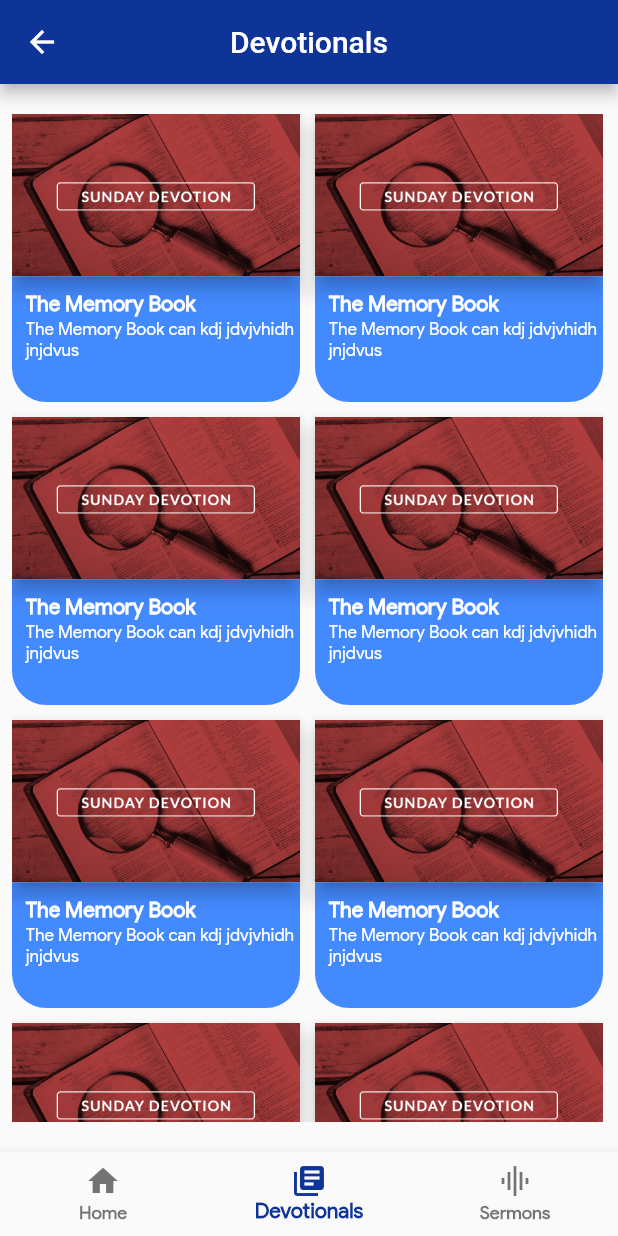
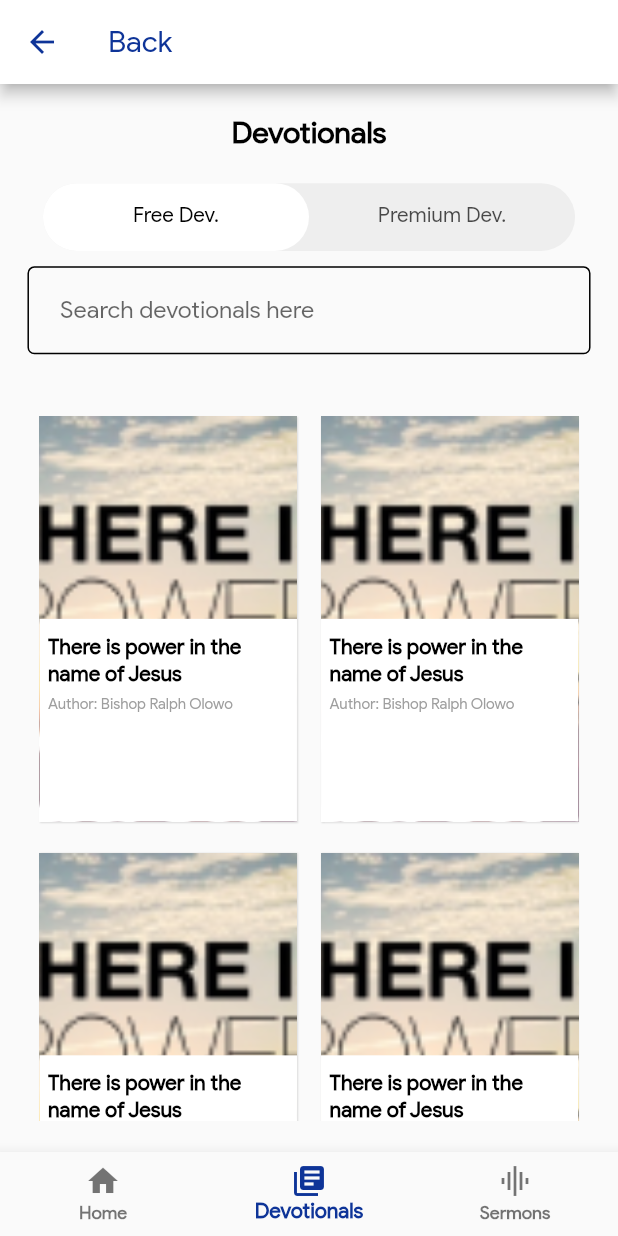
Before and after one commit to henryadebayo/new_stea, a Flutter app: the BottomNavigationWidget screen opened directly, item 2 of the bottom bar chosen, on a phone screen of 412 x 824 dp. Run offline on Flutter 3.47's test engine with Material 2 defaults, Android fonts, the phone set to English and light mode, and no system bars; our stand-ins replace carousel_slider, file_picker, firebase_auth, firebase_core, firebase_database, firebase_storage and 4 more; accounts and stored records are empty; network calls fail.

Commit message:
built devotional screen ⚒️️

```diff
--- a/lib/screens/bottomNavigation.dart
+++ b/lib/screens/bottom_navigation/bottomNavigation.dart
@@ -2,9 +2,9 @@ import 'package:flutter/material.dart';
 import 'package:stea/screens/sermons_page/sermons_screen.dart';
 import 'package:stea/widgets/appCloser.dart';
 
-import '../utils/app_colors/appColors.dart';
-import 'devotionals.dart';
-import 'home_page/home_screen.dart';
+import '../../utils/app_colors/appColors.dart';
+import '../devotional_page/devotional_screen.dart';
+import '../home_page/home_screen.dart';
 
 class BottomNavigationWidget extends StatefulWidget {
   final String? userName;
@@ -20,7 +20,7 @@ class _BottomNavigationWidgetState extends State<BottomNavigationWidget> {
 
   List<Widget> pages = [
     const HomeScreen(),
-    const Devotionals(),
+    const DevotionalScreen(),
     const SermonsScreen(),
   ];
 
--- /dev/null
+++ b/lib/screens/devotional_page/devotional_screen.dart
@@ -0,0 +1,102 @@
+import 'package:flutter/material.dart';
+import 'package:flutter_screenutil/flutter_screenutil.dart';
+import 'package:stea/screens/devotional_page/widgets/free_devotional_widget.dart';
+
+import '../../utils/app_colors/appColors.dart';
+import '../../widgets/curved_custom_tabBar.dart';
+import '../../widgets/edge_padding.dart';
+import '../sermons_page/widgets/audio_sermon_widget.dart';
+import '../sermons_page/widgets/search_field.dart';
+
+class DevotionalScreen extends StatefulWidget {
+  const DevotionalScreen({Key? key}) : super(key: key);
+
+  @override
+  State<DevotionalScreen> createState() => _DevotionalScreenState();
+}
+
+class _DevotionalScreenState extends State<DevotionalScreen> {
+  @override
+  Widget build(BuildContext context) {
+    return DefaultTabController(
+      length: 2,
+      child: Scaffold(
+          appBar: AppBar(
+            iconTheme: IconThemeData(color: AppColors.darkBlueColour),
+            backgroundColor: Colors.white,
+            title: Text(
+              "Back",
+              style: TextStyle(color: AppColors.darkBlueColour),
+            ),
+          ),
+          body: EdgePadding(
+            child: Column(
+              children: [
+                const Center(
+                  child: Text(
+                    "Devotionals",
+                    style: TextStyle(
+                        fontWeight: FontWeight.bold,
+                        color: Colors.black,
+                        fontSize: 20.0),
+                  ),
+                ),
+                SizedBox(
+                  height: 16.0.h,
+                ),
+                Container(
+                  height: 35.0.h,
+                  width: 310.w,
+                  decoration: BoxDecoration(
+                      borderRadius: BorderRadius.circular(30.0.r),
+                      color: Colors.grey[200]),
+                  child: CustomCurvedTabBar(
+                    firstLabel: "Free Dev.",
+                    secondLabel: "Premium Dev.",
+                  ),
+                ),
+                SizedBox(
+                  height: 8.0.h,
+                ),
+                SearchField2(
+                  hintT: 'Search devotionals here',
+                  inputType: TextInputType.text,
+                ),
+                SizedBox(
+                  height: 16.0.h,
+                ),
+                Expanded(
+                  child: TabBarView(
+                    children: [
+                      //VIDEO SERMONS
+                      Expanded(
+                        child: ListView.builder(
+                          itemBuilder: (context, int index) => Padding(
+                            padding: EdgeInsets.only(top: 16.0.h),
+                            child: Row(
+                              mainAxisAlignment: MainAxisAlignment.spaceAround,
+                              children: const [
+                                FreeDevoWidget(),
+                                FreeDevoWidget(),
+                              ],
+                            ),
+                          ),
+                        ),
+                      ),
+                      Expanded(
+                        child: ListView.builder(
+                          itemBuilder: (context, _) => Padding(
+                            padding: EdgeInsets.only(bottom: 16.0.h),
+                            child: const AudioSermonWidget(),
+                          ),
+                        ),
+                      ),
+                    ],
+                  ),
+                ),
+              ],
+            ),
+          )),
+    );
+  }
+}
--- /dev/null
+++ b/lib/screens/devotional_page/widgets/free_devotional_widget.dart
@@ -0,0 +1,66 @@
+import 'package:flutter/cupertino.dart';
+import 'package:flutter/material.dart';
+import 'package:flutter_screenutil/flutter_screenutil.dart';
+
+class FreeDevoWidget extends StatelessWidget {
+  const FreeDevoWidget({
+    Key? key,
+  }) : super(key: key);
+
+  @override
+  Widget build(BuildContext context) {
+    return Container(
+      height: 210.h,
+      width: 150.w,
+      decoration: const BoxDecoration(
+        boxShadow: [
+          BoxShadow(
+              spreadRadius: 0.1,
+              blurRadius: 0.1,
+              offset: Offset(0.5, 0.5),
+              color: Colors.black12)
+        ],
+        image: DecorationImage(
+            colorFilter: ColorFilter.mode(Colors.white, BlendMode.darken),
+            image: AssetImage("assets/images/devo.png"),
+            fit: BoxFit.cover),
+      ),
+      child: Column(
+        mainAxisAlignment: MainAxisAlignment.end,
+        children: [
+          Container(
+            height: 105.0.h,
+            decoration: const BoxDecoration(
+              color: Colors.white,
+            ),
+            child: Padding(
+              padding: EdgeInsets.only(left: 5.0.w, top: 8.0.h),
+              child: Column(
+                crossAxisAlignment: CrossAxisAlignment.start,
+                children: [
+                  Row(
+                    mainAxisAlignment: MainAxisAlignment.spaceBetween,
+                    children: const [
+                      Text(
+                        "There is power in the\nname of Jesus",
+                        style: TextStyle(
+                            color: Colors.black, fontWeight: FontWeight.w600),
+                      ),
+                    ],
+                  ),
+                  SizedBox(
+                    height: 3.0.h,
+                  ),
+                  Text(
+                    "Author: Bishop Ralph Olowo",
+                    style: TextStyle(color: Colors.grey[500], fontSize: 10.0),
+                  ),
+                ],
+              ),
+            ),
+          )
+        ],
+      ),
+    );
+  }
+}
--- /dev/null
+++ b/lib/widgets/curved_custom_tabBar.dart
@@ -0,0 +1,30 @@
+import 'package:flutter/cupertino.dart';
+import 'package:flutter/material.dart';
+import 'package:flutter_screenutil/flutter_screenutil.dart';
+
+class CustomCurvedTabBar extends StatelessWidget {
+  String firstLabel;
+  String secondLabel;
+
+  CustomCurvedTabBar({
+    required this.firstLabel,
+    required this.secondLabel,
+    Key? key,
+  }) : super(key: key);
+
+  @override
+  Widget build(BuildContext context) {
+    return TabBar(
+      labelColor: Colors.black,
+      labelStyle: const TextStyle(fontWeight: FontWeight.w500),
+      indicator: BoxDecoration(
+          borderRadius: BorderRadius.circular(20.0.r), color: Colors.white),
+      tabs: [
+        Tab(
+          text: firstLabel,
+        ),
+        Tab(text: secondLabel),
+      ],
+    );
+  }
+}
--- /dev/null
+++ b/lib/widgets/edge_padding.dart
@@ -0,0 +1,15 @@
+import 'package:flutter/material.dart';
+import 'package:flutter_screenutil/flutter_screenutil.dart';
+
+class EdgePadding extends StatelessWidget {
+  Widget child;
+  EdgePadding({required this.child, Key? key}) : super(key: key);
+
+  @override
+  Widget build(BuildContext context) {
+    return Padding(
+      padding: EdgeInsets.symmetric(horizontal: 16.0.w, vertical: 16.0.h),
+      child: child,
+    );
+  }
+}
```
Also changed, not shown: lib/screens/register.dart (+6 -6 lines), lib/screens/sermons_page/sermons_screen.dart (+6 -16 lines), lib/widgets/app_spacing.dart (added, +8 -0 lines), lib/widgets/quickAccessContent.dart (+16 -16 lines), lib/widgets/sigIn_widget.dart (+12 -16 lines), assets/images/devo.png (added).
